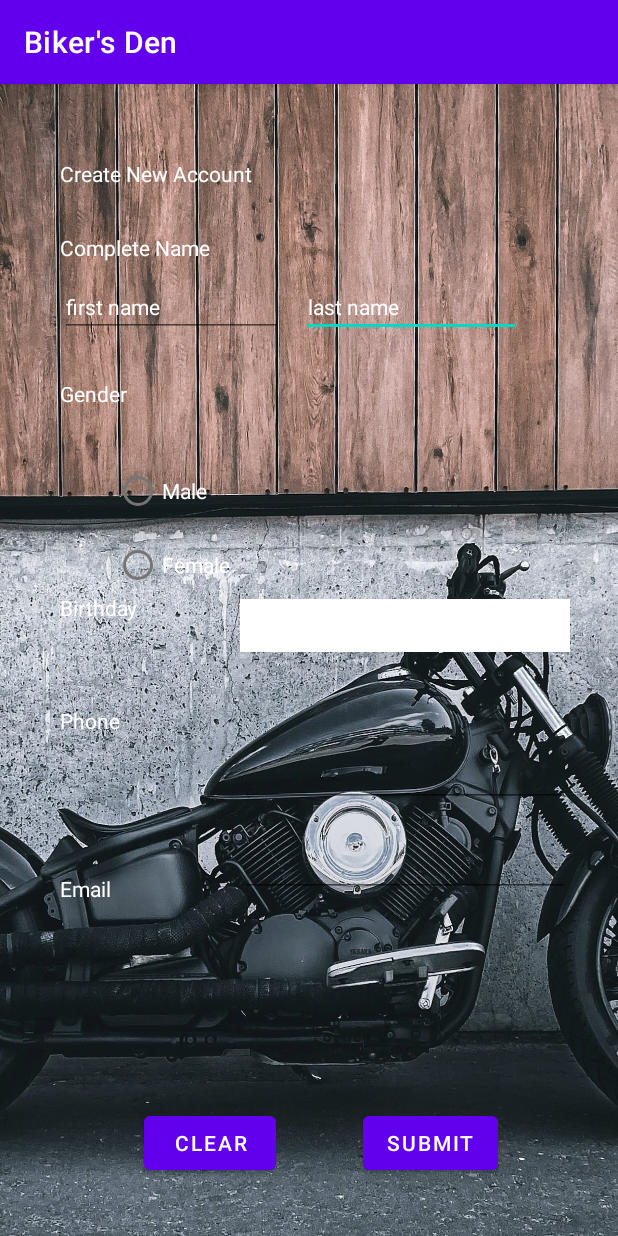
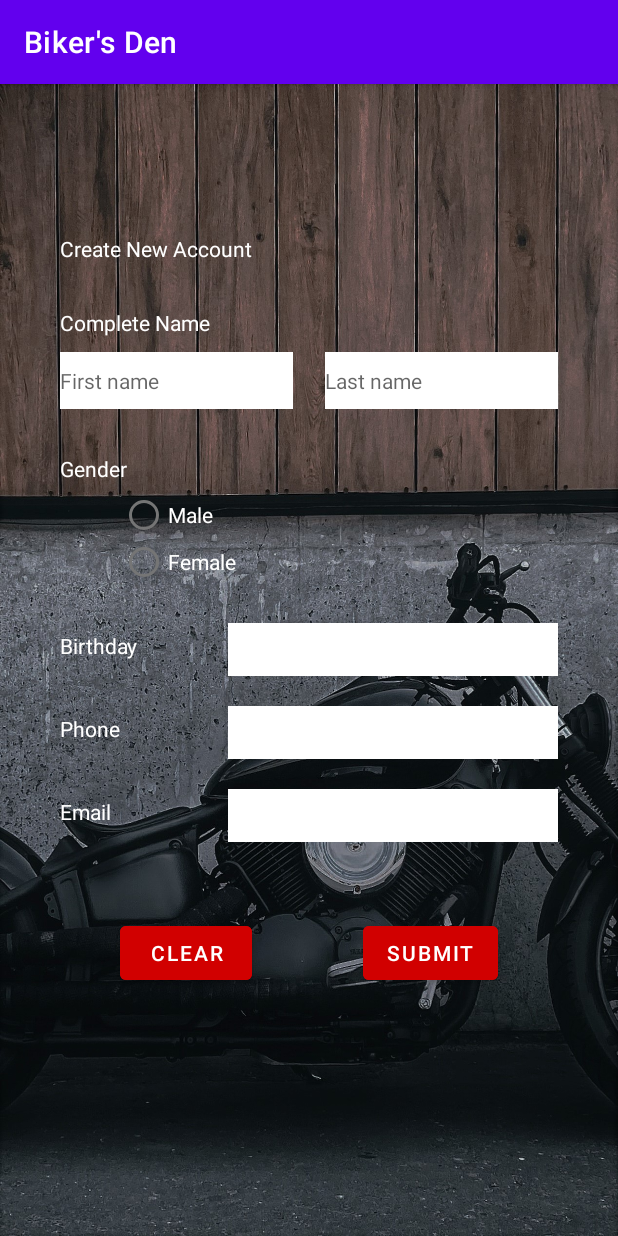
Before and after one commit to harenzp/Biker-s-Den, an Android app: the screen it shows after launch (MainActivity), on a phone screen of 412 x 824 dp. Run offline under Robolectric (Android 15) with nearby library versions, the phone set to English and light mode, and no system bars.

Commit message:
Gitarong hahaha

```diff
--- a/app/src/main/res/layout/activity_main.xml
+++ b/app/src/main/res/layout/activity_main.xml
@@ -3,22 +3,24 @@
     xmlns:app="http://schemas.android.com/apk/res-auto"
     xmlns:tools="http://schemas.android.com/tools"
     android:layout_width="match_parent"
+    android:background="@drawable/bg2"
     android:layout_height="match_parent"
-    android:background="@drawable/bg"
+
     tools:context=".MainActivity">
 
     <EditText
         android:id="@+id/lastName"
-        android:layout_width="146dp"
+        android:layout_width="155dp"
         android:layout_height="38dp"
-        android:layout_marginStart="12dp"
-        android:layout_marginTop="12dp"
+        android:layout_marginTop="10dp"
+        android:layout_marginEnd="40dp"
         android:ems="10"
-        android:hint="last name"
+        android:hint="Last name"
+        android:background="@color/white"
         android:inputType="textPersonName"
-        android:textColorHint="@color/white"
+        android:textColor="@color/black"
         android:textSize="14sp"
-        app:layout_constraintStart_toEndOf="@+id/firstName"
+        app:layout_constraintEnd_toEndOf="parent"
         app:layout_constraintTop_toBottomOf="@+id/textView2" />
 
     <TextView
@@ -37,18 +39,18 @@
         android:layout_width="85dp"
         android:layout_height="18dp"
         android:layout_marginStart="40dp"
-        android:layout_marginTop="92dp"
+        android:layout_marginTop="25dp"
         android:text="Email Address"
         android:textColor="@color/white"
         app:layout_constraintStart_toStartOf="parent"
-        app:layout_constraintTop_toBottomOf="@+id/textView5" />
+        app:layout_constraintTop_toBottomOf="@+id/phone" />
 
     <TextView
         android:id="@+id/textView3"
         android:layout_width="wrap_content"
         android:layout_height="wrap_content"
         android:layout_marginStart="40dp"
-        android:layout_marginTop="28dp"
+        android:layout_marginTop="30dp"
         android:text="Gender"
         android:textColor="@color/white"
         app:layout_constraintStart_toStartOf="parent"
@@ -58,8 +60,9 @@
         android:id="@+id/btnClear"
         android:layout_width="wrap_content"
         android:layout_height="wrap_content"
-        android:layout_marginStart="96dp"
-        android:layout_marginTop="140dp"
+        android:layout_marginStart="80dp"
+        android:layout_marginTop="50dp"
+        android:backgroundTint="@color/red"
         android:text="Clear"
         app:layout_constraintStart_toStartOf="parent"
         app:layout_constraintTop_toBottomOf="@+id/email" />
@@ -67,11 +70,13 @@
     <EditText
         android:id="@+id/email"
         android:layout_width="220dp"
-        android:layout_height="36dp"
-        android:layout_marginTop="24dp"
-        android:layout_marginEnd="32dp"
+        android:layout_height="35dp"
+        android:layout_marginTop="20dp"
+        android:layout_marginEnd="40dp"
         android:ems="10"
         android:inputType="textPersonName"
+        android:background="@color/white"
+        android:textColor="@color/black"
         android:textSize="14sp"
         app:layout_constraintEnd_toEndOf="parent"
         app:layout_constraintTop_toBottomOf="@+id/phone" />
@@ -80,8 +85,8 @@
         android:id="@+id/btnFemale"
         android:layout_width="98dp"
         android:layout_height="21dp"
-        android:layout_marginStart="76dp"
-        android:layout_marginTop="28dp"
+        android:layout_marginStart="80dp"
+        android:layout_marginTop="10dp"
         android:text="Female"
         android:textColor="#FFFFFF"
         app:layout_constraintStart_toStartOf="parent"
@@ -91,12 +96,12 @@
         android:id="@+id/bday"
         android:layout_width="220dp"
         android:layout_height="35dp"
-        android:layout_marginTop="12dp"
-        android:layout_marginEnd="32dp"
+        android:layout_marginTop="30dp"
+        android:layout_marginEnd="40dp"
         android:background="@color/white"
         android:ems="10"
         android:inputType="textPersonName"
-
+        android:textColor="@color/black"
         android:textColorHint="@color/black"
         android:textSize="14sp"
         app:layout_constraintEnd_toEndOf="parent"
@@ -106,9 +111,10 @@
         android:id="@+id/btnSubmit"
         android:layout_width="wrap_content"
         android:layout_height="wrap_content"
-        android:layout_marginTop="140dp"
+        android:layout_marginTop="50dp"
         android:layout_marginEnd="80dp"
         android:text="Submit"
+        android:backgroundTint="@color/red"
         app:layout_constraintEnd_toEndOf="parent"
         app:layout_constraintTop_toBottomOf="@+id/email" />
 
@@ -117,7 +123,7 @@
         android:layout_width="wrap_content"
         android:layout_height="wrap_content"
         android:layout_marginStart="40dp"
-        android:layout_marginTop="8dp"
+        android:layout_marginTop="35dp"
         android:text="Birthday"
         android:textColor="@color/white"
         app:layout_constraintStart_toStartOf="parent"
@@ -128,18 +134,18 @@
         android:layout_width="85dp"
         android:layout_height="20dp"
         android:layout_marginStart="40dp"
-        android:layout_marginTop="56dp"
+        android:layout_marginTop="25dp"
         android:text="Phone Number"
         android:textColor="@color/white"
         app:layout_constraintStart_toStartOf="parent"
-        app:layout_constraintTop_toBottomOf="@+id/textView4" />
+        app:layout_constraintTop_toBottomOf="@+id/bday" />
 
     <RadioButton
         android:id="@+id/btnMale"
         android:layout_width="98dp"
         android:layout_height="22dp"
-        android:layout_marginStart="76dp"
-        android:layout_marginTop="44dp"
+        android:layout_marginStart="80dp"
+        android:layout_marginTop="10dp"
         android:text="Male"
         android:textColor="#FFFFFF"
         app:layout_constraintStart_toStartOf="parent"
@@ -147,15 +153,15 @@
 
     <EditText
         android:id="@+id/firstName"
-        android:layout_width="149dp"
+        android:layout_width="155dp"
         android:layout_height="38dp"
         android:layout_marginStart="40dp"
-        android:layout_marginTop="12dp"
+        android:layout_marginTop="10dp"
         android:ems="10"
-        android:hint="first name"
+        android:hint="First name"
+        android:background="@color/white"
         android:inputType="textPersonName"
-        android:textColor="@color/white"
-        android:textColorHint="@color/white"
+        android:textColor="@color/black"
         android:textSize="14sp"
         app:layout_constraintStart_toStartOf="parent"
         app:layout_constraintTop_toBottomOf="@+id/textView2" />
@@ -164,10 +170,12 @@
         android:id="@+id/phone"
         android:layout_width="220dp"
         android:layout_height="35dp"
-        android:layout_marginTop="68dp"
-        android:layout_marginEnd="32dp"
+        android:layout_marginTop="20dp"
+        android:layout_marginEnd="40dp"
         android:ems="10"
         android:inputType="textPersonName"
+        android:background="@color/white"
+        android:textColor="@color/black"
         android:textSize="14sp"
         app:layout_constraintEnd_toEndOf="parent"
         app:layout_constraintTop_toBottomOf="@+id/bday" />
@@ -177,7 +185,7 @@
         android:layout_width="wrap_content"
         android:layout_height="wrap_content"
         android:layout_marginStart="40dp"
-        android:layout_marginTop="50dp"
+        android:layout_marginTop="100dp"
         android:text="Create New Account"
         android:textColor="@color/white"
         app:layout_constraintStart_toStartOf="parent"
--- a/app/src/main/res/values/colors.xml
+++ b/app/src/main/res/values/colors.xml
@@ -7,4 +7,5 @@
     <color name="teal_700">#FF018786</color>
     <color name="black">#FF000000</color>
     <color name="white">#FFFFFFFF</color>
+    <color name="red">#D10000</color>
 </resources>
```
Also changed, not shown: app/src/main/res/drawable/bg2.jpg (added).
